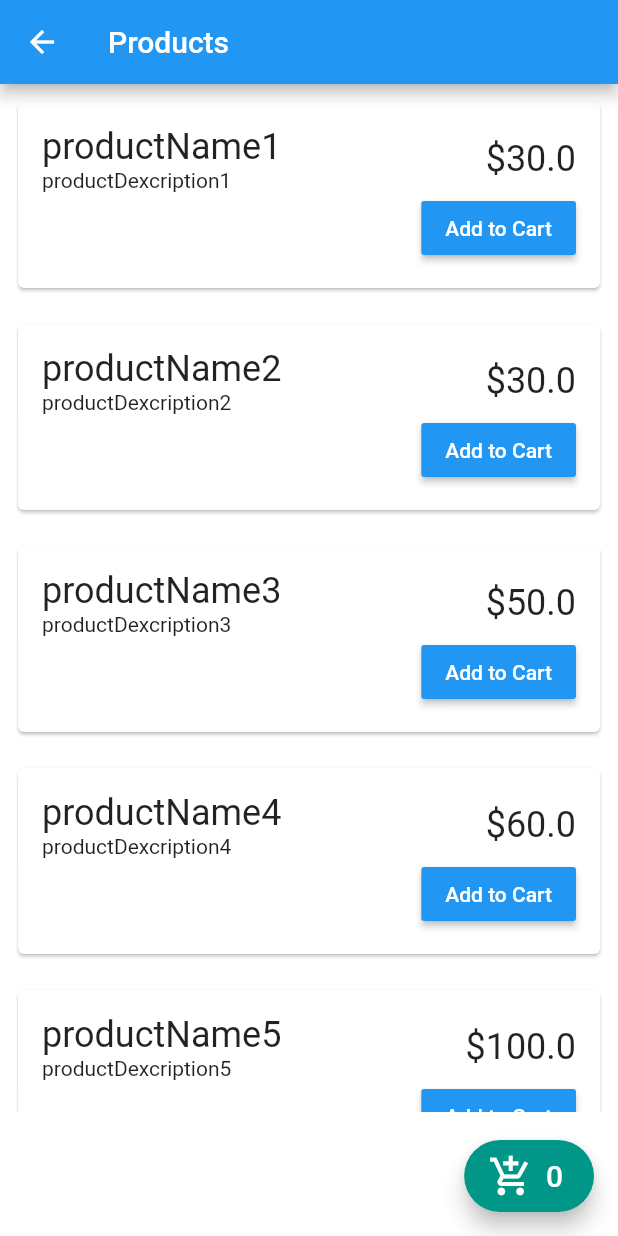
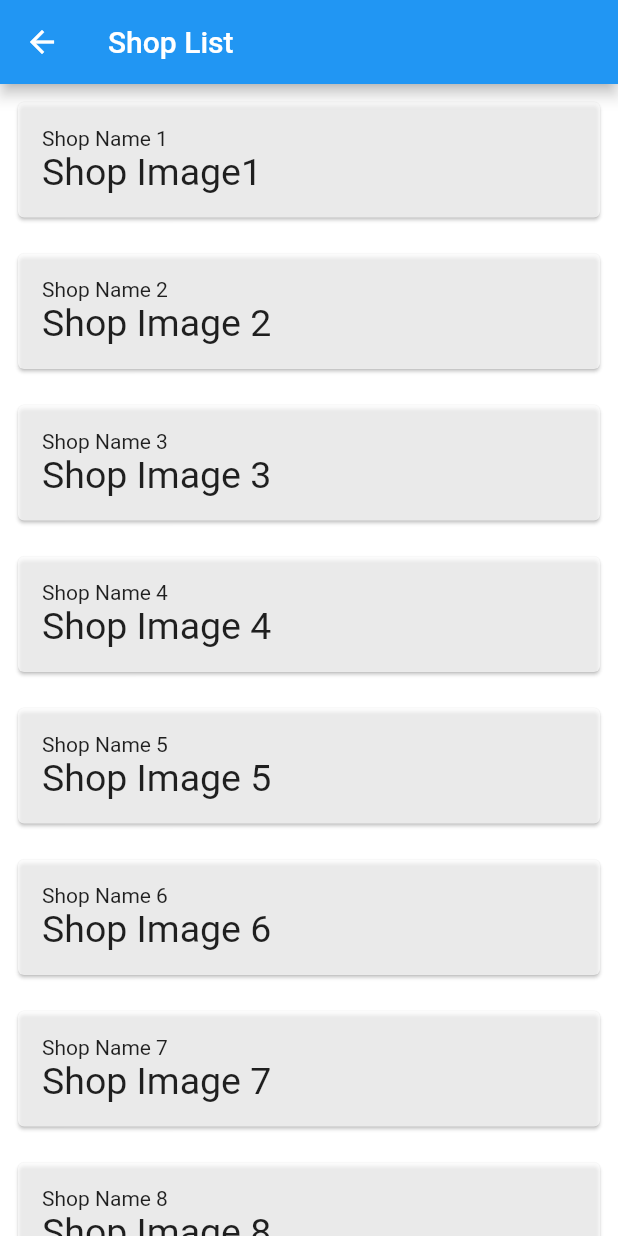
Before and after one commit to ASM-FAHIM/Getx_Flutter, a Flutter app: the screen it shows after launch, after a tap on the "arrow back" icon, on a phone screen of 412 x 824 dp. Run offline on Flutter 3.47's test engine with Material 2 defaults, Android fonts, the phone set to English and light mode, and no system bars; our stand-ins replace get.

Commit message:
adding new features

```diff
--- a/lib/controllers/cart_controller.dart
+++ b/lib/controllers/cart_controller.dart
@@ -1,18 +1,18 @@
 import 'package:flutter/material.dart';
 import 'package:get/get.dart';
-import 'package:getx_cart_eshop/models/product.dart';
+import 'package:getx_cart_eshop/models/productList.dart';
 
 class CartController extends GetxController{
 
-  var cartItems = <Product> [].obs;
+  var cartItems = <ProductList> [].obs;
   int get count => cartItems.length;
 
   //if we want to add manually by using dartLang
-  double get productPrice =>
+  double get productTotalPrice =>
       cartItems.fold(0, (previousValue, element) =>
       previousValue+element.price
       );
-  addToCart(Product product) {
+  addToCart(ProductList product) {
     cartItems.add(product);
   }
 }
--- /dev/null
+++ b/lib/controllers/shop_controller.dart
@@ -0,0 +1,76 @@
+import 'package:get/state_manager.dart';
+import 'package:getx_cart_eshop/models/shop_list.dart';
+
+class ShopController extends GetxController{
+  var shopList = <ShopList> [].obs;
+
+  @override
+  void onInit() {
+    fetchShopList();
+    super.onInit();
+  }
+
+
+  void fetchShopList() async{
+    await Future.delayed(const Duration(seconds: 2));
+    var shopResult =
+    [
+      ShopList(
+          id: 1,
+          shopName: "Shop Name 1",
+          shopImage: "Shop Image1",
+      ),
+
+      ShopList(
+        id: 2,
+        shopName: "Shop Name 2",
+        shopImage: "Shop Image 2",
+      ),
+
+      ShopList(
+        id: 3,
+        shopName: "Shop Name 3",
+        shopImage: "Shop Image 3",
+      ),
+
+      ShopList(
+        id: 4,
+        shopName: "Shop Name 4",
+        shopImage: "Shop Image 4",
+      ),
+      ShopList(
+        id: 5,
+        shopName: "Shop Name 5",
+        shopImage: "Shop Image 5",
+      ),
+      ShopList(
+        id: 6,
+        shopName: "Shop Name 6",
+        shopImage: "Shop Image 6",
+      ),
+      ShopList(
+        id: 7,
+        shopName: "Shop Name 7",
+        shopImage: "Shop Image 7",
+      ),
+      ShopList(
+        id: 8,
+        shopName: "Shop Name 8",
+        shopImage: "Shop Image 8",
+      ),
+      ShopList(
+        id: 9,
+        shopName: "Shop Name 9",
+        shopImage: "Shop Image 9",
+      ),
+      ShopList(
+        id: 10,
+        shopName: "Shop Name 10",
+        shopImage: "Shop Image 10",
+      ),
+
+    ];
+
+    shopList.value = shopResult ;
+  }
+}
--- a/lib/controllers/shoppingController.dart
+++ b/lib/controllers/shoppingController.dart
@@ -1,236 +1,232 @@
 import 'package:get/get.dart';
-import 'package:getx_cart_eshop/models/product.dart';
+import 'package:getx_cart_eshop/models/productList.dart';
 
 class ShoppingController extends GetxController{
 
-  var products = <Product>[].obs;
+  var productList = <ProductList>[].obs;
 
   @override
   void onInit() {
     super.onInit();
-    fetchProducts();
+    fetchProductList();
   }
 
 
-  void fetchProducts() async{
-    await Future.delayed(Duration(seconds: 2));
+  void fetchProductList() async{
+    await Future.delayed(const Duration(seconds: 2));
     var productResult =
     [
-      Product(
+      ProductList(
           id: 1,
           productName: "productName1",
           productImage: "productImage1",
           productDexcription: "productDexcription1",
           price: 30
       ),
-
-      Product(
+      ProductList(
           id: 2,
           productName: "productName2",
-          productImage: "productImage3",
+          productImage: "productImage2",
           productDexcription: "productDexcription2",
           price: 30
       ),
-
-      Product(
+      ProductList(
           id: 3,
           productName: "productName3",
           productImage: "productImage3",
           productDexcription: "productDexcription3",
           price: 50
       ),
-
-      Product(
+      ProductList(
           id: 4,
           productName: "productName4",
           productImage: "productImage4",
           productDexcription: "productDexcription4",
           price: 60
       ),
-
-      Product(
+      ProductList(
           id: 5,
           productName: "productName5",
           productImage: "productImage5",
           productDexcription: "productDexcription5",
           price: 100
       ),
-      Product(
+      ProductList(
           id: 6,
           productName: "productName6",
           productImage: "productImage5",
           productDexcription: "productDexcription5",
           price: 100
       ),
-      Product(
+      ProductList(
           id: 7,
           productName: "productName7",
           productImage: "productImage5",
           productDexcription: "productDexcription5",
           price: 100
       ),
-      Product(
+      ProductList(
           id: 8,
           productName: "productName8",
           productImage: "productImage5",
           productDexcription: "productDexcription5",
           price: 100
       ),
-      Product(
+      ProductList(
           id: 9,
           productName: "productName9",
           productImage: "productImage5",
           productDexcription: "productDexcription5",
           price: 100
       ),
-      Product(
+      ProductList(
           id: 10,
           productName: "productName10",
           productImage: "productImage5",
           productDexcription: "productDexcription5",
           price: 100
       ),
-      Product(
+      ProductList(
           id: 11,
           productName: "productName11",
           productImage: "productImage5",
           productDexcription: "productDexcription5",
           price: 100
       ),
-      Product(
+      ProductList(
           id: 12,
           productName: "productName12",
           productImage: "productImage5",
           productDexcription: "productDexcription5",
           price: 100
       ),
-      Product(
+      ProductList(
           id: 13,
           productName: "productName13",
           productImage: "productImage5",
           productDexcription: "productDexcription5",
           price: 100
       ),
-      Product(
+      ProductList(
           id: 14,
           productName: "productName14",
           productImage: "productImage5",
           productDexcription: "productDexcription5",
           price: 100
       ),
-      Product(
+      ProductList(
           id: 15,
           productName: "productName15",
           productImage: "productImage5",
           productDexcription: "productDexcription5",
           price: 100
       ),
-      Product(
+      ProductList(
           id: 16,
           productName: "productName16",
           productImage: "productImage5",
           productDexcription: "productDexcription5",
           price: 100
       ),
-      Product(
+      ProductList(
           id: 17,
           productName: "productName17",
           productImage: "productImage5",
           productDexcription: "productDexcription5",
           price: 100
       ),
-      Product(
+      ProductList(
           id: 18,
           productName: "productName18",
           productImage: "productImage5",
           productDexcription: "productDexcription5",
           price: 100
       ),
-      Product(
+      ProductList(
           id: 19,
           productName: "productName19",
           productImage: "productImage5",
           productDexcription: "productDexcription5",
           price: 100
       ),
-      Product(
+      ProductList(
           id: 20,
           productName: "productName20",
           productImage: "productImage5",
           productDexcription: "productDexcription5",
           price: 100
       ),
-      Product(
+      ProductList(
           id: 21,
           productName: "productName21",
           productImage: "productImage5",
           productDexcription: "productDexcription5",
           price: 100
       ),
-      Product(
+      ProductList(
           id: 22,
           productName: "productName22",
           productImage: "productImage5",
           productDexcription: "productDexcription5",
           price: 100
       ),
-      Product(
+      ProductList(
           id: 23,
           productName: "productName23",
           productImage: "productImage5",
           productDexcription: "productDexcription5",
           price: 100
       ),
-      Product(
+      ProductList(
           id: 24,
           productName: "productName24",
           productImage: "productImage5",
           productDexcription: "productDexcription5",
           price: 100
       ),
-      Product(
+      ProductList(
           id: 25,
           productName: "productName25",
           productImage: "productImage5",
           productDexcription: "productDexcription5",
           price: 100
       ),
-      Product(
+      ProductList(
           id: 26,
           productName: "productName26",
           productImage: "productImage5",
           productDexcription: "productDexcription5",
           price: 100
       ),
-      Product(
+      ProductList(
           id: 27,
           productName: "productName27",
           productImage: "productImage5",
           productDexcription: "productDexcription5",
           price: 100
       ),
-      Product(
+      ProductList(
           id: 28,
           productName: "productName28",
           productImage: "productImage5",
           productDexcription: "productDexcription5",
           price: 100
       ),
-      Product(
+      ProductList(
           id: 29,
           productName: "productName29",
           productImage: "productImage5",
           productDexcription: "productDexcription5",
           price: 100
       ),
-      Product(
+      ProductList(
           id: 30,
           productName: "productName30",
           productImage: "productImage5",
           productDexcription: "productDexcription5",
           price: 100
       ),
-      Product(
+      ProductList(
           id: 31,
           productName: "productName31",
           productImage: "productImage5",
@@ -238,8 +234,9 @@ class ShoppingController extends GetxController{
           price: 100
       ),
 
+
     ];
 
-    products.value = productResult ;
+    productList.value = productResult ;
   }
 }
--- a/lib/main.dart
+++ b/lib/main.dart
@@ -1,5 +1,6 @@
 import 'package:flutter/material.dart';
 import 'package:get/get.dart';
+import 'package:getx_cart_eshop/views/shop_page.dart';
 import 'package:getx_cart_eshop/views/shopping%20_page.dart';
 
 void main() {
@@ -19,7 +20,7 @@ class MyApp extends StatelessWidget {
         primaryColor: Colors.white,
         secondaryHeaderColor: Colors.white70
       ),
-      home:  ShoppingPage(),
+      home:  ShopNamePage(),
     );
   }
 }
--- a/lib/models/product.dart
+++ b/lib/models/productList.dart
@@ -1,11 +1,11 @@
-class Product{
+class ProductList{
   final int id;
   final String productName;
   final String productImage;
   final String productDexcription;
   final double price;
 
-  Product({
+  ProductList({
         required this.id,
         required this.productName,
         required this.productImage,
--- /dev/null
+++ b/lib/models/shop_list.dart
@@ -0,0 +1,13 @@
+class ShopList{
+  final int id;
+  final String shopName;
+  final String shopImage;
+
+  ShopList({
+    required this.id,
+    required this.shopName,
+    required this.shopImage,
+
+  });
+
+}
--- /dev/null
+++ b/lib/views/shop_page.dart
@@ -0,0 +1,77 @@
+import 'package:flutter/cupertino.dart';
+import 'package:flutter/material.dart';
+import 'package:get/get.dart';
+import 'package:get/get_core/src/get_main.dart';
+import 'package:getx_cart_eshop/controllers/shop_controller.dart';
+import 'package:getx_cart_eshop/views/shopping%20_page.dart';
+
+class ShopNamePage extends StatelessWidget {
+   ShopNamePage({Key? key}) : super(key: key);
+
+  final ShopController shopController = Get.put(ShopController());
+
+  @override
+  Widget build(BuildContext context) {
+    return Scaffold(
+        appBar: AppBar(
+          title: Text("Shop List"),
+          leading: IconButton(
+            onPressed: () {
+            Get.back();},
+            icon: const Icon(Icons.arrow_back)),
+      ),
+      backgroundColor: Colors.white,
+      body: Column(
+        children: [
+          Expanded(
+            child: GetX<ShopController>(
+              builder: (controller) {
+                return ListView.builder(
+                  itemCount: controller.shopList.length,
+                  itemBuilder: (context, index) {
+                    return InkWell(
+                      child  : Card(
+                        color: Colors.white70,
+                        margin: const EdgeInsets.all(12),
+                        child: Padding(
+                          padding: const EdgeInsets.all(16.0),
+                          child: Column(
+                            crossAxisAlignment: CrossAxisAlignment.end,
+                            children: [
+                              Row(
+                                mainAxisAlignment:
+                                MainAxisAlignment.spaceBetween,
+                                children: [
+                                  Column(
+                                    crossAxisAlignment:
+                                    CrossAxisAlignment.start,
+                                    children: [
+                                      Text(
+                                        '${controller.shopList[index].shopName}'
+                                      ),
+                                      Text(
+                                        '${controller.shopList[index].shopImage}',
+                                        style: TextStyle(fontSize: 25),
+                                      )
+                                    ],
+                                  ),
+                                ],
+                              ),
+                            ],
+                          ),
+                        ),
+                      ),
+                      onTap: (){
+                        Get.to(() => ShoppingPage());
+                      },
+                    );
+                  },
+                );
+              },
+            ),
+          ),
+        ],
+      ),
+    );
+  }
+}
--- a/lib/views/shopping _page.dart
+++ b/lib/views/shopping _page.dart
@@ -9,18 +9,45 @@ class ShoppingPage extends StatelessWidget {
   final shoppingController = Get.put(ShoppingController());
   final cartController = Get.put(CartController());
 
+   ShoppingPage({Key? key}) : super(key: key);
+
   @override
   Widget build(BuildContext context) {
     return Scaffold(
       appBar: AppBar(
         title: Text("Products"),
+        actions: [
+          // IconButton(
+          //     onPressed: (){
+          //       Get.to(()=> CartPage());
+          //     },
+          //   icon: Icon(Icons.add_shopping_cart_outlined, size: 30,),
+          // ),
+          FloatingActionButton.extended(
+              backgroundColor: Colors.blue,
+              icon: Icon(
+                Icons.add_shopping_cart_outlined,
+                size: 25,),
+              onPressed: (){
+                Get.to(()=> CartPage());
+              },
+              label: GetX<CartController>(
+                  builder: (controller) {
+                    return Text(controller.count.toString(),
+                      style: TextStyle(fontSize: 20),
+                    );
+                  }
+              ),
+            elevation: 0,
+          ),
+        ],
         leading: IconButton(
             onPressed: () {
               Get.back();
             },
             icon: const Icon(Icons.arrow_back)),
       ),
-      backgroundColor: Colors.white60,
+      backgroundColor: Colors.white,
       body: SafeArea(
         child: Column(
           children: [
@@ -28,9 +55,11 @@ class ShoppingPage extends StatelessWidget {
               child: GetX<ShoppingController>(
                 builder: (controller) {
                   return ListView.builder(
-                    itemCount: controller.products.length,
+                    itemCount: controller.productList.length,
                     itemBuilder: (context, index) {
-                      return Card(
+                      return InkWell(
+                        child  : Card(
+                          color: Colors.white70,
                           margin: const EdgeInsets.all(12),
                           child: Padding(
                             padding: const EdgeInsets.all(16.0),
@@ -46,40 +75,38 @@ class ShoppingPage extends StatelessWidget {
                                       CrossAxisAlignment.start,
                                       children: [
                                         Text(
-                                        '${controller.products[index].productName}',
+                                          '${controller.productList[index].productName}',
                                           style: TextStyle(fontSize: 24),
                                         ),
                                         Text(
-                                          '${controller.products[index].productDexcription}'),
+                                            '${controller.productList[index].productDexcription}'),
                                       ],
                                     ),
-                                  Text('\$${controller.products[index].price}',
+                                    Text("BDT: "+'${controller.productList[index].price}',
                                         style: TextStyle(fontSize: 24)),
                                   ],
-                              ),
-                              RaisedButton(
-                                onPressed: () {
-                                  cartController
-                                      .addToCart(controller.products[index]);
-                                },
-                                color: Colors.blue,
-                                textColor: Colors.white,
-                                child: Text('Add to Cart'),
                                 ),
                               ],
                             ),
                           ),
+                        ),
+                        onTap: (){
+                          cartController
+                              .addToCart(controller.productList[index]
+                          );
+                        },
                       );
                     },
                   );
                 },
               ),
             ),
+            SizedBox(height: 10,),
             GetX<CartController>(
                 builder: (controller) {
                 return Text(
-                'Total amount: \$ ${controller.productPrice}',
-                style: TextStyle(fontSize: 20, color: Colors.white),
+                'Total amount: BDT ${controller.productTotalPrice}',
+                style: TextStyle(fontSize: 20, color: Colors.black),
               );
             }
             ),
@@ -87,19 +114,6 @@ class ShoppingPage extends StatelessWidget {
           ],
         ),
       ),
-      floatingActionButton: FloatingActionButton.extended(
-        backgroundColor: Colors.teal,
-          icon: Icon(Icons.add_shopping_cart_outlined, size: 30,),
-          onPressed: (){
-          Get.to(()=> CartPage());
-          },
-          label: GetX<CartController>(
-            builder: (controller) {
-              return Text(controller.count.toString(),
-                style: TextStyle(fontSize: 20),
-              );
-            }
-          )),
     );
   }
 }
```
Lines whose indentation alone changed are shown as unchanged.
